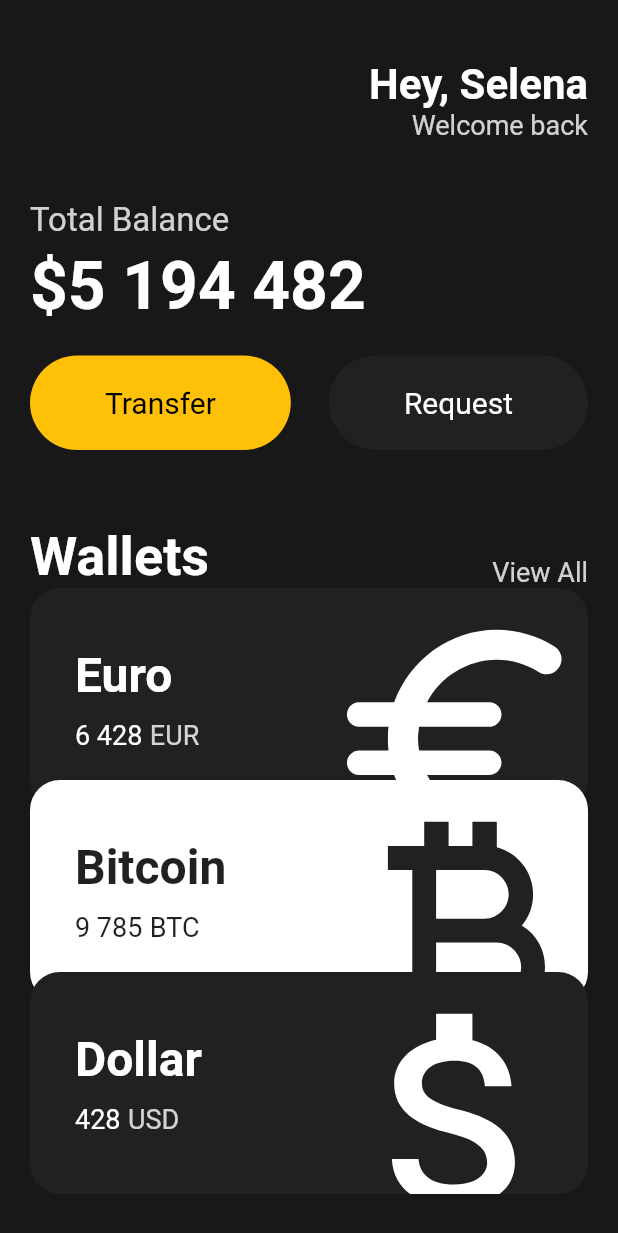
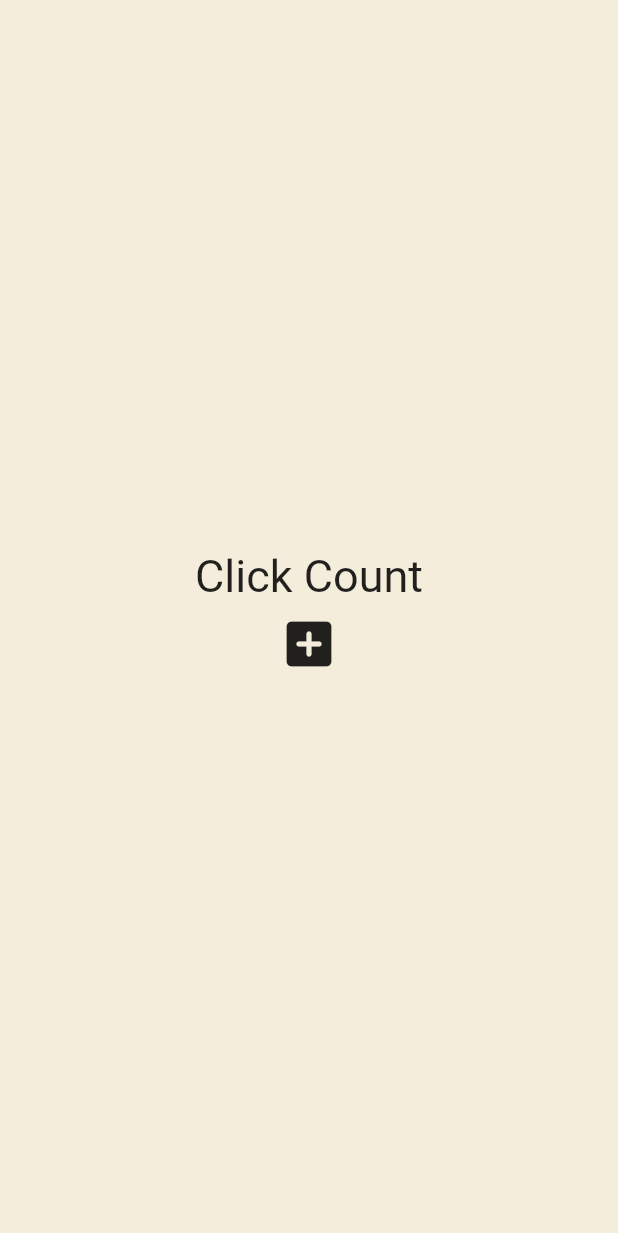
Before and after one commit to nsdictionary/nomad-toonflix, a Flutter app: the screen it shows after launch, on a phone screen of 412 x 824 dp. Shown: the top 1233 px of the screen. Run offline on Flutter 3.47's test engine with Material 2 defaults, Android fonts, the phone set to English and light mode, and no system bars.

Commit message:
Test stateful widget

```diff
--- a/lib/main.dart
+++ b/lib/main.dart
@@ -1,9 +1,8 @@
 import 'package:flutter/material.dart';
-import 'package:toonflix/widgets/button.dart';
-import 'package:toonflix/widgets/currency_card.dart';
+import 'package:toonflix/widgets/stateful_test.dart';
 
 void main() {
-  runApp(const App());
+  runApp(const StatefulTest());
 }
 
 class App extends StatelessWidget {
--- /dev/null
+++ b/lib/widgets/stateful_test.dart
@@ -0,0 +1,52 @@
+import 'package:flutter/material.dart';
+
+class StatefulTest extends StatefulWidget {
+  const StatefulTest({super.key});
+
+  @override
+  State<StatefulTest> createState() => _StatefulTestState();
+}
+
+class _StatefulTestState extends State<StatefulTest> {
+  // int counter = 0;
+  List<int> numbers = [];
+
+  void onClicked() {
+    setState(() {
+      // counter = counter + 1;
+      numbers.add(numbers.length);
+    });
+  }
+
+  @override
+  Widget build(BuildContext context) {
+    return MaterialApp(
+      home: Scaffold(
+        backgroundColor: const Color(0xFFF4EDDB),
+        body: Center(
+          child: Column(
+            mainAxisAlignment: MainAxisAlignment.center,
+            children: [
+              const Text(
+                'Click Count',
+                style: TextStyle(fontSize: 30),
+              ),
+              for (var n in numbers) Text('$n'),
+              // Text(
+              //   '$counter',
+              //   style: const TextStyle(fontSize: 30),
+              // ),
+              IconButton(
+                iconSize: 40,
+                onPressed: onClicked,
+                icon: const Icon(
+                  Icons.add_box_rounded,
+                ),
+              ),
+            ],
+          ),
+        ),
+      ),
+    );
+  }
+}
```
